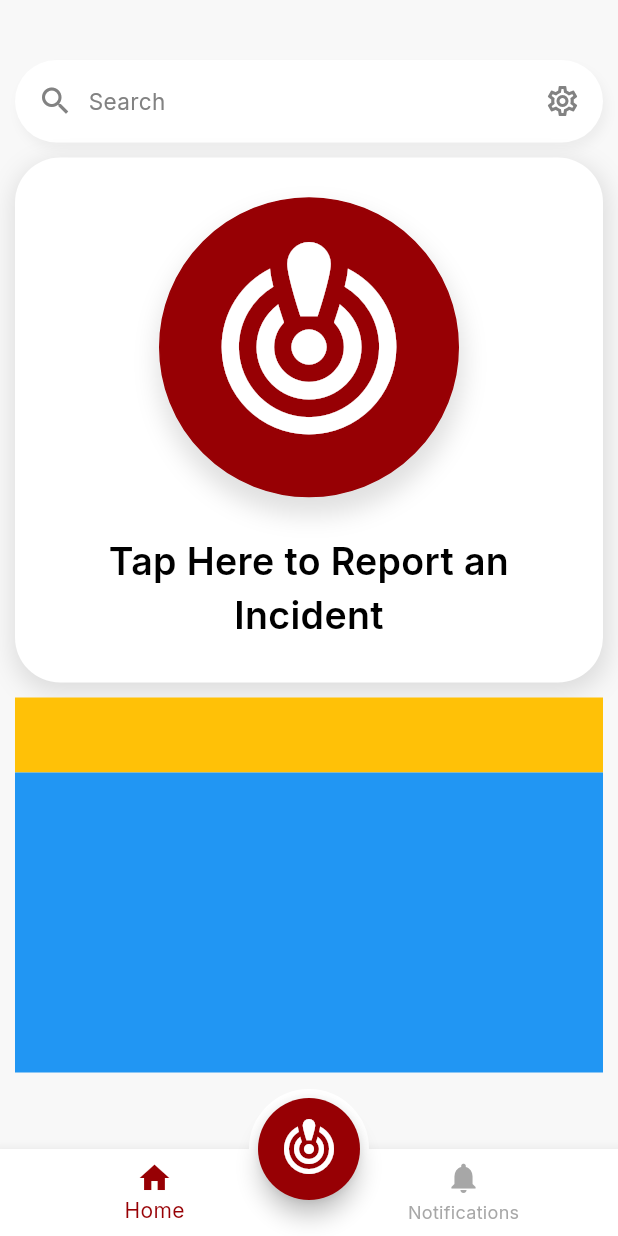
After one commit to bjcomia/action_center_data_app, a Flutter app: the MainPage screen opened directly, on a phone screen of 412 x 824 dp. The commit adds this screen. Run offline on Flutter 3.47's test engine with Material 3 defaults, Android fonts, the phone set to English and light mode, and no system bars; drawn by our look-alikes of avatar_glow; our stand-ins replace google_fonts; missing offline and left inert: flutter_camera.

Commit message:
main page changes

```diff
--- a/lib/main.dart
+++ b/lib/main.dart
@@ -1,5 +1,6 @@
 // import 'dart:math';
 import 'package:action_center_data_app/pages/home_page.dart';
+import 'package:action_center_data_app/pages/main_page.dart';
 import 'package:action_center_data_app/pages/settings.dart';
 import 'package:action_center_data_app/pages/testbar.dart';
 import 'package:action_center_data_app/pages/theme_test.dart';
--- a/lib/pages/login_page.dart
+++ b/lib/pages/login_page.dart
@@ -1,3 +1,4 @@
+import 'package:action_center_data_app/pages/main_page.dart';
 import 'package:action_center_data_app/pages/settings.dart';
 import 'package:flutter/material.dart';
 import 'package:action_center_data_app/pages/home_page.dart';
@@ -217,7 +218,7 @@ class _LoginRealState extends State<LoginReal> {
 
                             Navigator.of(context).push(MaterialPageRoute(
                                 builder: (BuildContext context) {
-                              return const SettingsPage();
+                              return const MainPage();
                             }));
                           }
                         },
--- /dev/null
+++ b/lib/pages/main_page.dart
@@ -0,0 +1,234 @@
+import 'package:action_center_data_app/pages/settings.dart';
+import 'package:avatar_glow/avatar_glow.dart';
+import 'package:flutter/material.dart';
+import 'package:google_fonts/google_fonts.dart';
+
+class MainPage extends StatefulWidget {
+  const MainPage({super.key});
+
+  @override
+  State<MainPage> createState() => _MainPageState();
+}
+
+class _MainPageState extends State<MainPage> {
+  var currIndex = 0;
+  @override
+  Widget build(BuildContext context) {
+    return Scaffold(
+      backgroundColor: Theme.of(context).colorScheme.surface,
+      body: SingleChildScrollView(
+        child: Container(
+          padding:
+              const EdgeInsets.only(top: 40, left: 10, right: 10, bottom: 20),
+          child: Column(
+            children: [
+              GestureDetector(
+                child: Container(
+                  height: 55,
+                  decoration: BoxDecoration(
+                      // color: Theme.of(context).colorScheme.onPrimaryContainer,
+                      color: Theme.of(context).colorScheme.onPrimaryContainer,
+                      borderRadius: const BorderRadius.all(
+                        Radius.elliptical(30, 30),
+                      ),
+                      boxShadow: [
+                        BoxShadow(
+                          color: Theme.of(context)
+                              .colorScheme
+                              .shadow
+                              .withOpacity(0.2),
+                          spreadRadius: 0,
+                          blurRadius: 5,
+                          offset: Offset(2.5, 5),
+                        )
+                      ]),
+                  child: Container(
+                    padding: EdgeInsets.only(left: 15, right: 15),
+                    child: Row(
+                      crossAxisAlignment: CrossAxisAlignment.center,
+                      mainAxisAlignment: MainAxisAlignment.spaceBetween,
+                      children: [
+                        Row(
+                          children: [
+                            Icon(
+                              Icons.search,
+                              color: Theme.of(context)
+                                  .colorScheme
+                                  .onSecondaryContainer,
+                            ),
+                            const SizedBox(
+                              width: 10,
+                            ),
+                            Text(
+                              "Search",
+                              style: TextStyle(
+                                  fontSize: 15,
+                                  color: Theme.of(context)
+                                      .colorScheme
+                                      .onSecondaryContainer),
+                            ),
+                          ],
+                        ),
+                        Icon(
+                          Icons.settings_outlined,
+                          color: Theme.of(context)
+                              .colorScheme
+                              .onSecondaryContainer,
+                        ),
+                      ],
+                    ),
+                  ),
+                ),
+              ),
+              SizedBox(
+                height: 10,
+              ),
+              Container(
+                //report button
+                padding: EdgeInsets.all(20),
+                width: double.infinity,
+                height: 350,
+                // color: Theme.of(context).colorScheme.onPrimary,
+                decoration: BoxDecoration(
+                  borderRadius: BorderRadius.circular(30),
+                  color: Theme.of(context).colorScheme.onPrimaryContainer,
+                  boxShadow: [
+                    BoxShadow(
+                      color:
+                          Theme.of(context).colorScheme.shadow.withOpacity(0.5),
+                      offset: Offset(1, 5),
+                      blurRadius: 13,
+                      spreadRadius: 2,
+                    )
+                  ],
+                ),
+                child: Column(
+                  mainAxisAlignment: MainAxisAlignment.center,
+                  crossAxisAlignment: CrossAxisAlignment.center,
+                  children: [
+                    AvatarGlow(
+                      animate: true,
+                      startDelay: const Duration(milliseconds: 1000),
+                      glowColor:Theme.of(context).colorScheme.tertiaryContainer,
+                      glowShape: BoxShape.circle,
+                      glowRadiusFactor: 0.12,
+                      curve: Curves.fastOutSlowIn,
+                      child: Container(
+                        height: 200,
+                        width: 200,
+                        decoration: BoxDecoration(
+                          color: Theme.of(context).colorScheme.primary,
+                          borderRadius: BorderRadius.circular(100),
+                          border: Border.all(
+                            color: Theme.of(context).colorScheme.primary,
+                          ),
+                          boxShadow: [
+                            BoxShadow(
+                              color: Theme.of(context)
+                                  .colorScheme
+                                  .shadow
+                                  .withOpacity(0.5),
+                              offset: Offset(1, 10),
+                              blurRadius: 13,
+                              spreadRadius: 2,
+                            )
+                          ],
+                        ),
+                        child: IconButton(
+                          onPressed: () {},
+                          icon: const Icon(
+                            Icons.crisis_alert,
+                            size: 140,
+                          ),
+                          color: Theme.of(context).colorScheme.tertiary,
+                        ),
+                      ),
+                    ),
+                    SizedBox(height: 25),
+                    Text(
+                      "Tap Here to Report an Incident",
+                      textAlign: TextAlign.center,
+                      style: GoogleFonts.inter(
+                        color: Theme.of(context).colorScheme.secondary,
+                        fontSize: 25,
+                        fontWeight: FontWeight.w600,
+                      ),
+                    )
+                  ],
+                ),
+              ),
+              SizedBox(
+                height: 10,
+              ),
+              Container(
+                height: 50,
+                color: Colors.amber,
+              ),
+              Container(
+                width: double.infinity,
+                height: 200,
+                color: Colors.blue,
+                child: Column(
+                  children: [],
+                ),
+              )
+            ],
+          ),
+        ),
+      ),
+
+      //Incident Report Shortcut
+      floatingActionButton: Container(
+        width: 80,
+        height: 80,
+        decoration: BoxDecoration(
+            borderRadius: BorderRadius.circular(40),
+            border: Border.all(
+                color: Theme.of(context).colorScheme.onPrimaryContainer, width: 6)),
+        child: FloatingActionButton(
+          foregroundColor: Theme.of(context).colorScheme.tertiary,
+          backgroundColor: Theme.of(context).colorScheme.primary,
+          shape: const CircleBorder(),
+          child: const Icon(
+            Icons.crisis_alert,
+            size: 40,
+          ),
+          onPressed: () {
+            Navigator.of(context)
+                .push(MaterialPageRoute(builder: (BuildContext context) {
+              return SettingsPage();
+            }));
+          },
+        ),
+      ),
+      floatingActionButtonLocation: FloatingActionButtonLocation.centerDocked,
+
+      //Bottom Nav Bar
+      bottomNavigationBar: BottomNavigationBar(
+        type: BottomNavigationBarType.fixed,
+        backgroundColor: Theme.of(context).colorScheme.onPrimaryContainer,
+        unselectedItemColor:
+            Theme.of(context).colorScheme.onSecondaryContainer.withOpacity(0.7),
+        selectedItemColor: Theme.of(context).colorScheme.tertiaryContainer,
+        items: const [
+          BottomNavigationBarItem(
+            label: 'Home',
+            icon: Icon(
+              Icons.home,
+            ),
+          ),
+          BottomNavigationBarItem(
+            label: 'Notifications',
+            icon: Icon(Icons.notifications),
+          ),
+        ],
+        currentIndex: currIndex,
+        onTap: (int index) {
+          setState(() {
+            currIndex = index;
+          });
+        },
+      ),
+    );
+  }
+}
--- a/lib/theme/custom_themes.dart
+++ b/lib/theme/custom_themes.dart
@@ -10,7 +10,9 @@ ThemeData lightMode = ThemeData(
     onPrimaryContainer: Color(0xffFFFFFF), //Container Color(search, article container,form fields)
     secondary: Color(0xff000000), //Text
     onSecondaryContainer: Color(0xff828282), //other options(placeholder/unselected/borders of field
-    tertiary: Color(0xffFFFFFF) // Icon
+    tertiary: Color(0xffFFFFFF), // Icon
+    shadow: Color.fromARGB(255, 193, 193, 193),
+    tertiaryContainer: Color(0xff970004),
   )
 );
 
@@ -23,6 +25,8 @@ ThemeData darkMode = ThemeData(
     onPrimaryContainer: Color(0xff3A3B3C), //Container color(search, article container,form fields)
     secondary: Color(0xffFFFFFF), //Text
     onSecondaryContainer: Color(0xffE0E0E0), //other options(placeholder/unselected/borders of field
-    tertiary: Color(0xffFFFFFF) // Icon
+    tertiary: Color(0xffFFFFFF), // Icon
+    shadow: Colors.transparent,
+    tertiaryContainer: Color.fromARGB(255, 255, 255, 255),
   )
 );
--- a/pubspec.yaml
+++ b/pubspec.yaml
@@ -34,6 +34,7 @@ dependencies:
   flutter_camera: ^1.0.0
   google_fonts: ^6.2.1
   provider: ^6.1.2
+  avatar_glow: ^3.0.1
 
 
   # The following adds the Cupertino Icons font to your application.
```
Also changed, not shown: pubspec.lock.
